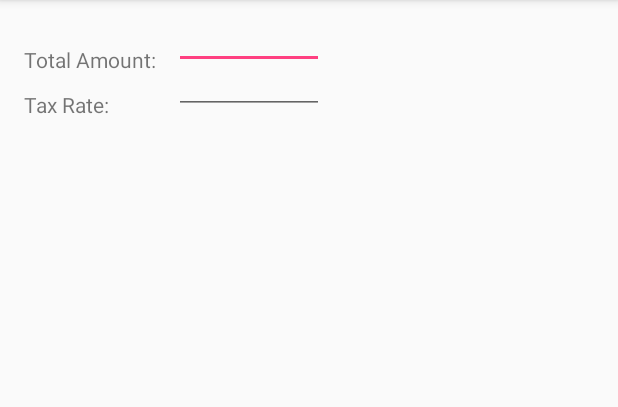
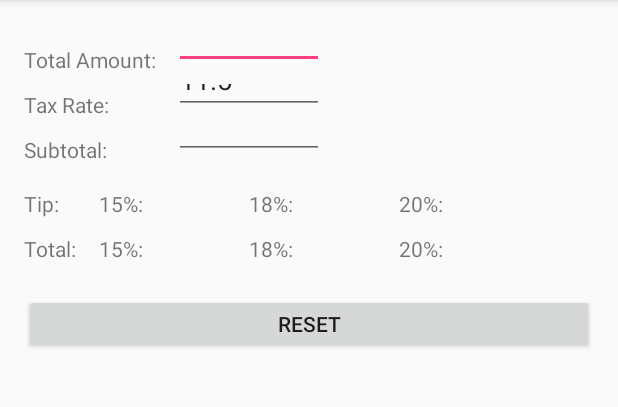
Before and after one commit to dodders/TipCalculator, an Android app: the screen it shows after launch (MainActivity), on a phone screen of 412 x 824 dp, the part 84-491 px from its top. Run offline under Robolectric (Android 15) with nearby library versions, the phone set to English and light mode, and no system bars.

Commit message:
startup icon

```diff
--- a/app/src/main/AndroidManifest.xml
+++ b/app/src/main/AndroidManifest.xml
@@ -4,7 +4,7 @@
 
     <application
         android:allowBackup="true"
-        android:icon="@mipmap/ic_launcher"
+        android:icon="@mipmap/ic_start"
         android:label="@string/app_name"
         android:supportsRtl="true"
         android:theme="@style/AppTheme" >
--- a/app/src/main/res/layout/activity_main.xml
+++ b/app/src/main/res/layout/activity_main.xml
@@ -12,7 +12,7 @@
         <TextView android:text="@string/totalamt"
             android:layout_width="100dp"
             android:layout_height="wrap_content" />
-        <EditText
+        <EditText android:id="@+id/totalAmt"
             android:layout_width="100dp"
             android:layout_height="wrap_content"
             android:inputType="numberDecimal"/>
@@ -23,12 +23,79 @@
         <TextView android:text="@string/taxrate"
             android:layout_width="100dp"
             android:layout_height="wrap_content" />
-        <EditText
+        <EditText android:id="@+id/taxRate"
+            android:layout_width="100dp"
+            android:layout_height="wrap_content"
+            android:inputType="numberDecimal"
+            android:text="11.5"/>
+    </LinearLayout>
+
+    <LinearLayout
+        android:layout_width="match_parent" android:layout_height="30dp" android:orientation="horizontal">
+        <TextView android:text="Subtotal:"
+            android:layout_width="100dp"
+            android:layout_height="wrap_content" />
+        <EditText android:id="@+id/subTotal"
             android:layout_width="100dp"
             android:layout_height="wrap_content"
             android:inputType="numberDecimal"/>
     </LinearLayout>
 
+    <LinearLayout
+        android:layout_width="match_parent" android:layout_height="30dp" android:orientation="horizontal"
+            android:layout_marginTop="20dp">
+        <TextView android:text="Tip:"
+            android:layout_width="50dp"
+            android:layout_height="wrap_content" />
+        <TextView android:text="15%:"
+            android:layout_width="50dp"
+            android:layout_height="wrap_content" />
+        <TextView android:id="@+id/tip15"
+            android:layout_width="50dp"
+            android:layout_height="wrap_content" />
+        <TextView android:text="18%:"
+            android:layout_width="50dp"
+            android:layout_height="wrap_content" />
+        <TextView android:id="@+id/tip18"
+            android:layout_width="50dp"
+            android:layout_height="wrap_content" />
+        <TextView android:text="20%:"
+            android:layout_width="50dp"
+            android:layout_height="wrap_content" />
+        <TextView android:id="@+id/tip20"
+            android:layout_width="50dp"
+            android:layout_height="wrap_content" />
+    </LinearLayout>
 
+    <LinearLayout
+        android:layout_width="match_parent" android:layout_height="30dp" android:orientation="horizontal">
+        <TextView android:text="Total:"
+            android:layout_width="50dp"
+            android:layout_height="wrap_content" />
+        <TextView android:text="15%:"
+            android:layout_width="50dp"
+            android:layout_height="wrap_content" />
+        <TextView android:id="@+id/total15"
+            android:layout_width="50dp"
+            android:layout_height="wrap_content" />
+        <TextView android:text="18%:"
+            android:layout_width="50dp"
+            android:layout_height="wrap_content" />
+        <TextView android:id="@+id/total18"
+            android:layout_width="50dp"
+            android:layout_height="wrap_content" />
+        <TextView android:text="20%:"
+            android:layout_width="50dp"
+            android:layout_height="wrap_content" />
+        <TextView android:id="@+id/total20"
+            android:layout_width="50dp"
+            android:layout_height="wrap_content" />
+    </LinearLayout>
+
+    <Button android:id="@+id/btnReset"
+        android:text="Reset"
+        android:layout_marginTop="10dp"
+        android:layout_width="fill_parent"
+        android:layout_height="40dp" />
 
 </LinearLayout>
```
Also changed, not shown: app/src/main/ic_start-web.png (added), app/src/main/res/mipmap-hdpi/ic_start.png (added), app/src/main/res/mipmap-mdpi/ic_start.png (added), app/src/main/res/mipmap-xhdpi/ic_start.png (added), app/src/main/res/mipmap-xxhdpi/ic_start.png (added), app/src/main/res/mipmap-xxxhdpi/ic_start.png (added).
